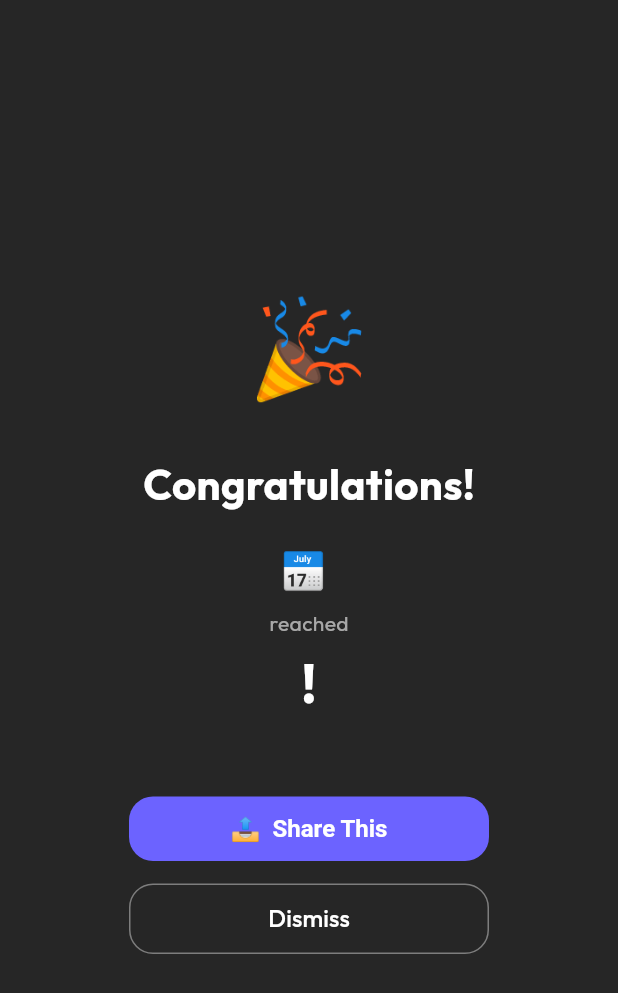
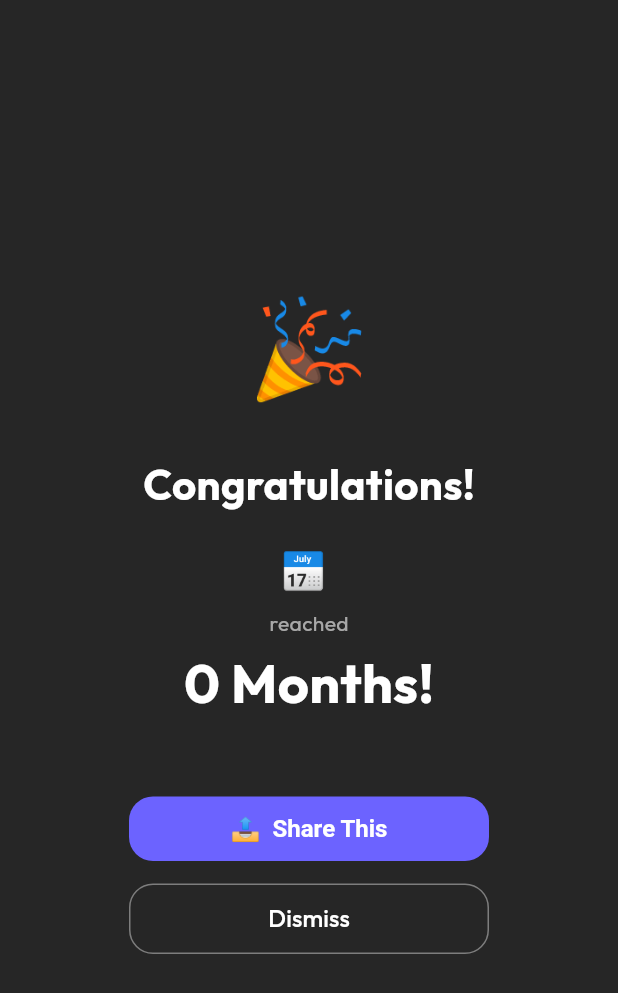
Before and after one commit to JayPark-8012/DayCount, a Flutter app: the CelebrationDialog screen opened directly with empty values, on a phone screen of 412 x 824 dp. Shown: the top 993 px of the screen. Run offline on Flutter 3.47's test engine with Material 3 defaults, Android fonts, the phone set to English and light mode, and no system bars; our stand-ins replace confetti, emoji_picker_flutter, flutter_local_notifications, flutter_riverpod, google_fonts, share_plus and 3 more; missing offline and left inert: purchases_flutter; accounts and stored records are empty.

Commit message:
T5.3 — 다국어 완성

```diff
--- a/lib/core/utils/milestone_generator.dart
+++ b/lib/core/utils/milestone_generator.dart
@@ -1,4 +1,5 @@
 import '../../data/models/milestone.dart';
+import '../../l10n/app_localizations.dart';
 
 /// Generates milestones for a D-Day based on its category.
 ///
@@ -66,3 +67,23 @@ String _labelForDays(int days) {
 
   return '$days Days';
 }
+
+/// Returns a localized label for a milestone based on its [days] value.
+/// Use this at display time instead of the stored [Milestone.label].
+String localizedMilestoneLabel(AppLocalizations l10n, int days) {
+  if (days % 365 == 0 && days > 0) {
+    final years = days ~/ 365;
+    return years == 1
+        ? l10n.milestone_labelYear(1)
+        : l10n.milestone_labelYears(years);
+  }
+
+  if (days % 30 == 0 && days <= 360) {
+    final months = days ~/ 30;
+    return months == 1
+        ? l10n.milestone_labelMonth(1)
+        : l10n.milestone_labelMonths(months);
+  }
+
+  return l10n.milestone_labelDays(days);
+}
--- a/lib/features/dday_detail/detail_screen.dart
+++ b/lib/features/dday_detail/detail_screen.dart
@@ -47,7 +47,7 @@ class DetailScreen extends ConsumerWidget {
           return Scaffold(
             backgroundColor:
                 isDark ? AppColors.backgroundDark : AppColors.backgroundLight,
-            body: const Center(child: Text('Not found')),
+            body: Center(child: Text(l10n.detail_notFound)),
           );
         }
 
--- a/lib/features/dday_detail/widgets/milestone_list.dart
+++ b/lib/features/dday_detail/widgets/milestone_list.dart
@@ -4,6 +4,7 @@ import 'package:flutter_riverpod/flutter_riverpod.dart';
 
 import '../../../core/constants/app_colors.dart';
 import '../../../core/constants/app_config.dart';
+import '../../../core/utils/milestone_generator.dart';
 import '../../../data/models/milestone.dart';
 import '../../../l10n/app_localizations.dart';
 import '../../../providers/milestone_providers.dart';
@@ -312,7 +313,7 @@ class _MilestoneRow extends StatelessWidget {
             // Label
             Expanded(
               child: Text(
-                milestone.label,
+                localizedMilestoneLabel(l10n, milestone.days),
                 style: TextStyle(
                   fontSize: 15,
                   fontWeight: FontWeight.w600,
--- a/lib/features/milestone_celebration/celebration_dialog.dart
+++ b/lib/features/milestone_celebration/celebration_dialog.dart
@@ -5,6 +5,7 @@ import 'package:flutter/material.dart';
 
 import '../../core/constants/app_colors.dart';
 import '../../core/constants/app_config.dart';
+import '../../core/utils/milestone_generator.dart';
 import '../../data/models/dday.dart';
 import '../../data/models/milestone.dart';
 import '../../l10n/app_localizations.dart';
@@ -117,7 +118,7 @@ class _CelebrationDialogState extends State<CelebrationDialog> {
 
                   // Milestone label
                   Text(
-                    '${widget.milestone.label}!',
+                    '${localizedMilestoneLabel(l10n, widget.milestone.days)}!',
                     style: const TextStyle(
                       color: Colors.white,
                       fontSize: 36,
--- a/lib/features/share_card/widgets/template_selector.dart
+++ b/lib/features/share_card/widgets/template_selector.dart
@@ -96,9 +96,9 @@ class TemplateSelector extends ConsumerWidget {
                               color: const Color(0xFFFFD700),
                               borderRadius: BorderRadius.circular(4),
                             ),
-                            child: const Text(
-                              'PRO',
-                              style: TextStyle(
+                            child: Text(
+                              l10n.form_proBadge,
+                              style: const TextStyle(
                                 fontSize: 8,
                                 fontWeight: FontWeight.w800,
                                 color: Colors.black,
--- a/lib/l10n/app_localizations.dart
+++ b/lib/l10n/app_localizations.dart
@@ -866,6 +866,72 @@ abstract class AppLocalizations {
   /// **'Saved to gallery!'**
   String get share_saved;
 
+  /// No description provided for @share_dDay.
+  ///
+  /// In en, this message translates to:
+  /// **'D-Day!'**
+  String get share_dDay;
+
+  /// No description provided for @share_today.
+  ///
+  /// In en, this message translates to:
+  /// **'Today!'**
+  String get share_today;
+
+  /// No description provided for @share_daysLeft.
+  ///
+  /// In en, this message translates to:
+  /// **'days left'**
+  String get share_daysLeft;
+
+  /// No description provided for @share_daysTogether.
+  ///
+  /// In en, this message translates to:
+  /// **'days together'**
+  String get share_daysTogether;
+
+  /// No description provided for @share_daysSince.
+  ///
+  /// In en, this message translates to:
+  /// **'days since'**
+  String get share_daysSince;
+
+  /// No description provided for @detail_notFound.
+  ///
+  /// In en, this message translates to:
+  /// **'Not found'**
+  String get detail_notFound;
+
+  /// No description provided for @milestone_labelDays.
+  ///
+  /// In en, this message translates to:
+  /// **'{count} Days'**
+  String milestone_labelDays(int count);
+
+  /// No description provided for @milestone_labelMonth.
+  ///
+  /// In en, this message translates to:
+  /// **'{count} Month'**
+  String milestone_labelMonth(int count);
+
+  /// No description provided for @milestone_labelMonths.
+  ///
+  /// In en, this message translates to:
+  /// **'{count} Months'**
+  String milestone_labelMonths(int count);
+
+  /// No description provided for @milestone_labelYear.
+  ///
+  /// In en, this message translates to:
+  /// **'{count} Year'**
+  String milestone_labelYear(int count);
+
+  /// No description provided for @milestone_labelYears.
+  ///
+  /// In en, this message translates to:
+  /// **'{count} Years'**
+  String milestone_labelYears(int count);
+
   /// No description provided for @pro_title.
   ///
   /// In en, this message translates to:
--- a/lib/providers/dday_providers.dart
+++ b/lib/providers/dday_providers.dart
@@ -56,11 +56,13 @@ class DdayListNotifier extends AsyncNotifier<List<DDay>> {
       final insertedMilestones = await milestoneRepo.getByDdayId(id);
       final milestoneAlerts = await ref.read(milestoneAlertsProvider.future);
       final ddayAlerts = await ref.read(ddayAlertsProvider.future);
+      final locale = await ref.read(languageProvider.future);
       await NotificationRepository.instance.rescheduleAllForDday(
         dday.copyWith(id: id),
         insertedMilestones,
         milestoneAlertsEnabled: milestoneAlerts,
         ddayAlertsEnabled: ddayAlerts,
+        locale: locale,
       );
     }
 
@@ -78,11 +80,13 @@ class DdayListNotifier extends AsyncNotifier<List<DDay>> {
       final milestones = await milestoneRepo.getByDdayId(dday.id!);
       final milestoneAlerts = await ref.read(milestoneAlertsProvider.future);
       final ddayAlerts = await ref.read(ddayAlertsProvider.future);
+      final locale = await ref.read(languageProvider.future);
       await NotificationRepository.instance.rescheduleAllForDday(
         dday,
         milestones,
         milestoneAlertsEnabled: milestoneAlerts,
         ddayAlertsEnabled: ddayAlerts,
+        locale: locale,
       );
     }
 
```
Also changed, not shown: lib/data/repositories/notification_repository.dart (+14 -4 lines), lib/features/share_card/widgets/card_preview.dart (+12 -10 lines), lib/features/timeline/widgets/timeline_node.dart (+6 -4 lines), lib/l10n/app_en.arb (+38 -0 lines), lib/l10n/app_ko.arb (+38 -0 lines), lib/l10n/app_localizations_en.dart (+43 -0 lines), lib/l10n/app_localizations_ko.dart (+43 -0 lines).
